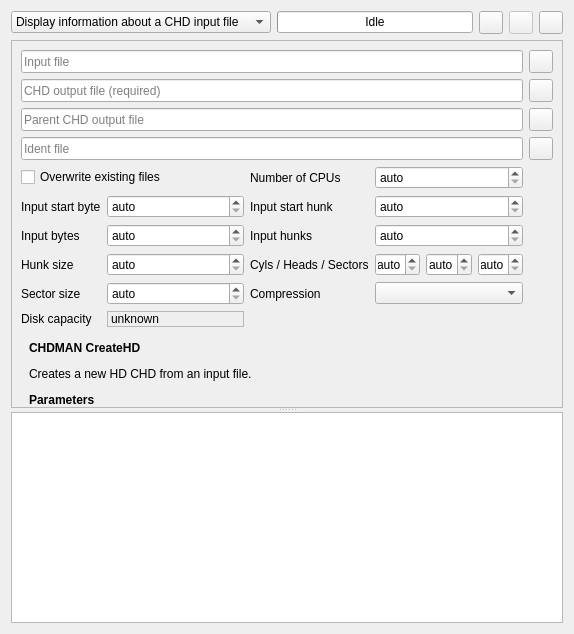
Qt form tools/qchdman/projectwidget.ui (qmc2/qmc2-mame-fe) before a commit.
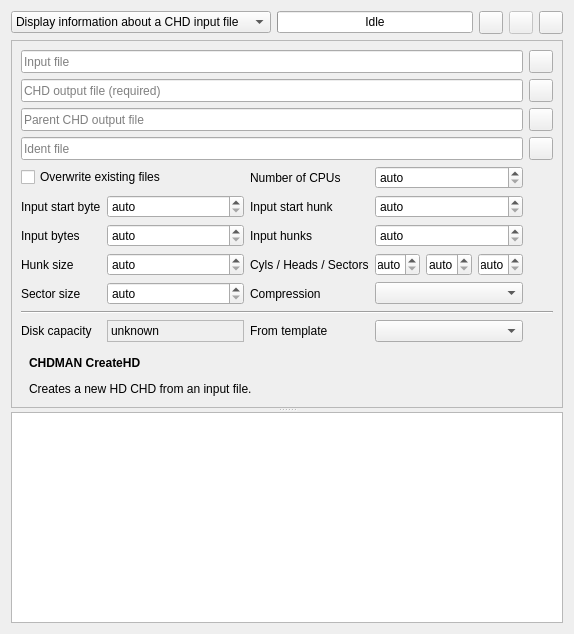
The same form after that commit. The open tabs and pages were chosen to show the change. Icons and pictures are not drawn.

Commit message: wip: qchdman: added AnnaWu's disk geometry templates

The edit to the form file:
```diff
--- a/tools/qchdman/projectwidget.ui
+++ b/tools/qchdman/projectwidget.ui
@@ -235,7 +235,7 @@
          <x>0</x>
          <y>0</y>
          <width>560</width>
-         <height>562</height>
+         <height>572</height>
         </rect>
        </property>
        <layout class="QGridLayout" name="gridLayoutScrollArea">
@@ -1788,14 +1788,14 @@
                  </property>
                 </widget>
                </item>
-               <item row="9" column="0">
-                <widget class="QLabel" name="label">
+               <item row="10" column="0">
+                <widget class="QLabel" name="labelCreateHDDiskCapacityLabel">
                  <property name="text">
                   <string>Disk capacity</string>
                  </property>
                 </widget>
                </item>
-               <item row="9" column="1">
+               <item row="10" column="1">
                 <widget class="QLabel" name="labelCreateHDDiskCapacity">
                  <property name="toolTip">
                   <string>Calculated hard disk capacity (if applicable)</string>
@@ -1811,6 +1811,30 @@
                  </property>
                 </widget>
                </item>
+               <item row="10" column="3" colspan="3">
+                <widget class="QComboBox" name="comboBoxCreateHDFromTemplate">
+                 <property name="toolTip">
+                  <string>Set disk geometry from predefined templates</string>
+                 </property>
+                 <property name="maxVisibleItems">
+                  <number>20</number>
+                 </property>
+                </widget>
+               </item>
+               <item row="10" column="2">
+                <widget class="QLabel" name="labelCreateHDFromTemplate">
+                 <property name="text">
+                  <string>From template</string>
+                 </property>
+                </widget>
+               </item>
+               <item row="9" column="0" colspan="7">
+                <widget class="Line" name="line">
+                 <property name="orientation">
+                  <enum>Qt::Horizontal</enum>
+                 </property>
+                </widget>
+               </item>
               </layout>
              </widget>
             </item>
```
Left out of the diff: 65 changed lines with no effect on the pictures. The commit also changes 14 other files.
